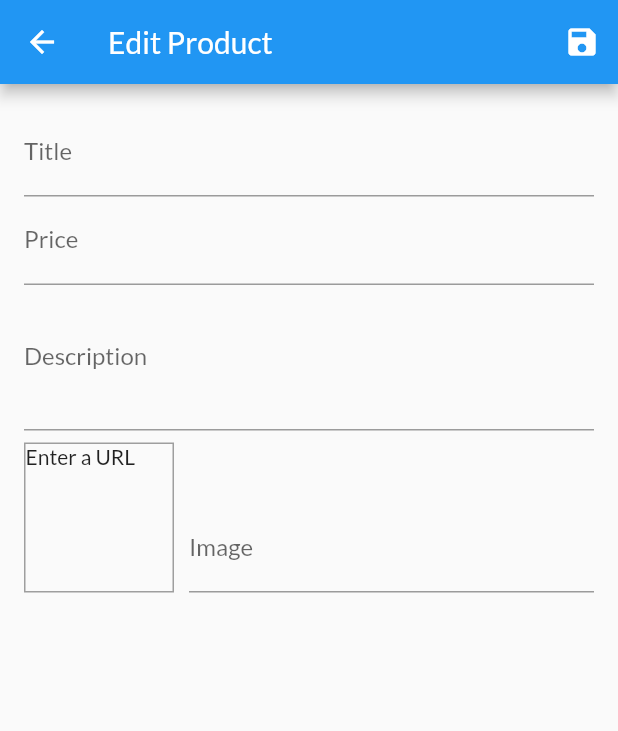
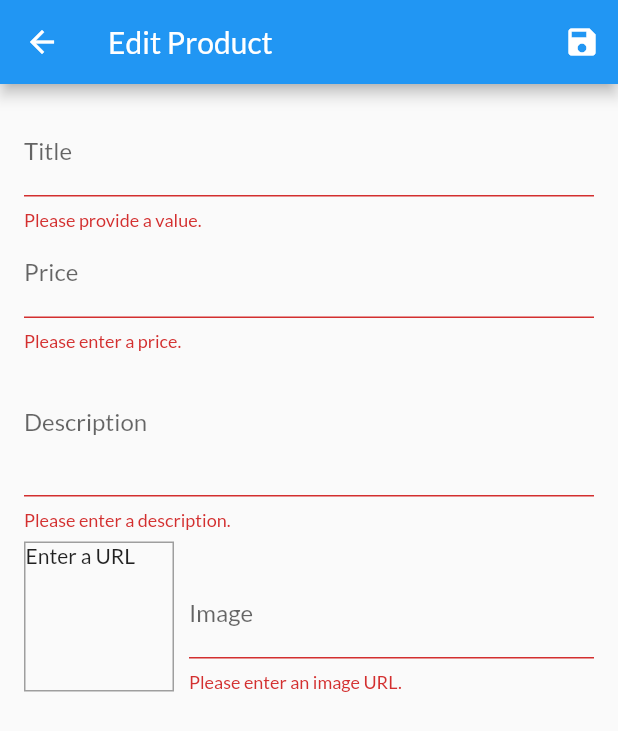
Before and after one commit to anilaydinn/shop_app, a Flutter app: the EditProductScreen screen opened by its route, after a tap on the "save" icon, on a phone screen of 412 x 824 dp. Shown: the top 731 px of the screen. Run offline on Flutter 3.47's test engine with Material 2 defaults, Android fonts, the phone set to English and light mode, and no system bars; network calls fail.

Commit message:
[Anil] Add validation for all inputs

```diff
--- a/lib/screens/edit_product_screen.dart
+++ b/lib/screens/edit_product_screen.dart
@@ -43,11 +43,22 @@ class _EditProductScreenState extends State<EditProductScreen> {
 
   void _updateImageUrl() {
     if (!_imageUrlFocusNode.hasFocus) {
+      if ((!_imageUrlController.text.startsWith('http') &&
+              !_imageUrlController.text.startsWith('https')) ||
+          (!_imageUrlController.text.endsWith('.png') &&
+              !_imageUrlController.text.endsWith('.jpg') &&
+              !_imageUrlController.text.endsWith('.jpeg'))) {
+        return;
+      }
       setState(() {});
     }
   }
 
   void _saveForm() {
+    final isValid = _form.currentState.validate();
+    if (!isValid) {
+      return;
+    }
     _form.currentState.save();
     print(_editedProduct.title);
     print(_editedProduct.price);
@@ -76,6 +87,12 @@ class _EditProductScreenState extends State<EditProductScreen> {
                 TextFormField(
                   decoration: InputDecoration(labelText: "Title"),
                   textInputAction: TextInputAction.next,
+                  validator: (value) {
+                    if (value.isEmpty) {
+                      return 'Please provide a value.';
+                    }
+                    return null;
+                  },
                   onFieldSubmitted: (_) {
                     FocusScope.of(context).requestFocus(_priceFocusNode);
                   },
@@ -94,6 +111,16 @@ class _EditProductScreenState extends State<EditProductScreen> {
                   textInputAction: TextInputAction.next,
                   keyboardType: TextInputType.number,
                   focusNode: _priceFocusNode,
+                  validator: (value) {
+                    if (value.isEmpty) {
+                      return 'Please enter a price.';
+                    } else if (double.tryParse(value) == null) {
+                      return 'Please enter a valid number.';
+                    } else if (double.parse(value) <= 0) {
+                      return 'Please enter a number greater than zero.';
+                    }
+                    return null;
+                  },
                   onFieldSubmitted: (_) {
                     FocusScope.of(context).requestFocus(_descriptionFocusNode);
                   },
@@ -112,6 +139,14 @@ class _EditProductScreenState extends State<EditProductScreen> {
                   maxLines: 3,
                   keyboardType: TextInputType.multiline,
                   focusNode: _descriptionFocusNode,
+                  validator: (value) {
+                    if (value.isEmpty) {
+                      return 'Please enter a description.';
+                    } else if (value.length < 10) {
+                      return 'Should be at least 10 characters long.';
+                    }
+                    return null;
+                  },
                   onSaved: (value) {
                     _editedProduct = Product(
                       title: _editedProduct.title,
@@ -154,6 +189,16 @@ class _EditProductScreenState extends State<EditProductScreen> {
                         textInputAction: TextInputAction.done,
                         controller: _imageUrlController,
                         focusNode: _imageUrlFocusNode,
+                        validator: (value) {
+                          if (value.isEmpty) {
+                            return 'Please enter an image URL.';
+                          }
+                          if (!value.startsWith('http') &&
+                              !value.startsWith('https')) {
+                            return 'Please enter a valid URL.';
+                          }
+                          return null;
+                        },
                         onSaved: (value) {
                           _editedProduct = Product(
                             title: _editedProduct.title,
```
